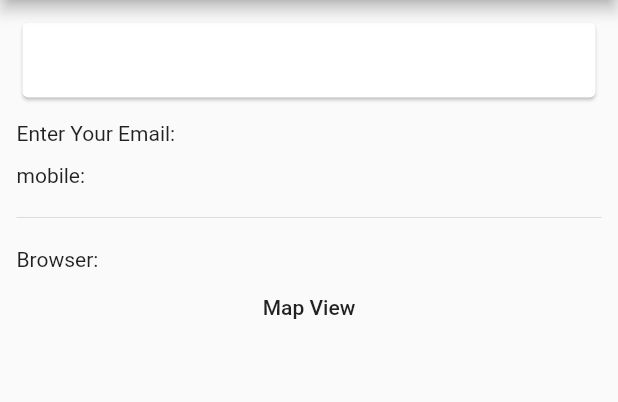
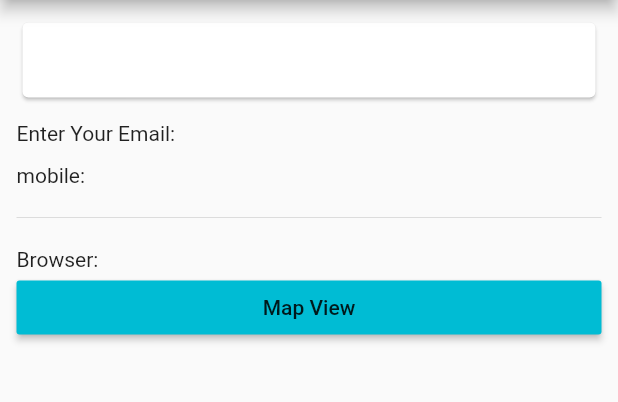
Before and after one commit to EsraaNabil1/Users, a Flutter app: the UsersDetails screen opened directly with empty values, on a phone screen of 412 x 824 dp, the part 84-486 px from its top. Run offline on Flutter 3.47's test engine with Material 2 defaults, Android fonts, the phone set to English and light mode, and no system bars; our stand-ins replace dio, google_maps_flutter; network calls fail.

Commit message:
Update userdetails.dart

```diff
--- a/lib/screens/userdetails.dart
+++ b/lib/screens/userdetails.dart
@@ -54,7 +54,7 @@ class _UsersDetailsState extends State<UsersDetails> {
                   userLocation: widget.user.address.geo,
                 ));
               },
-              child: Text("Map View"),
+              child: Text("Map View"),color: Colors.cyan,
               )
         ],
       ),
```
